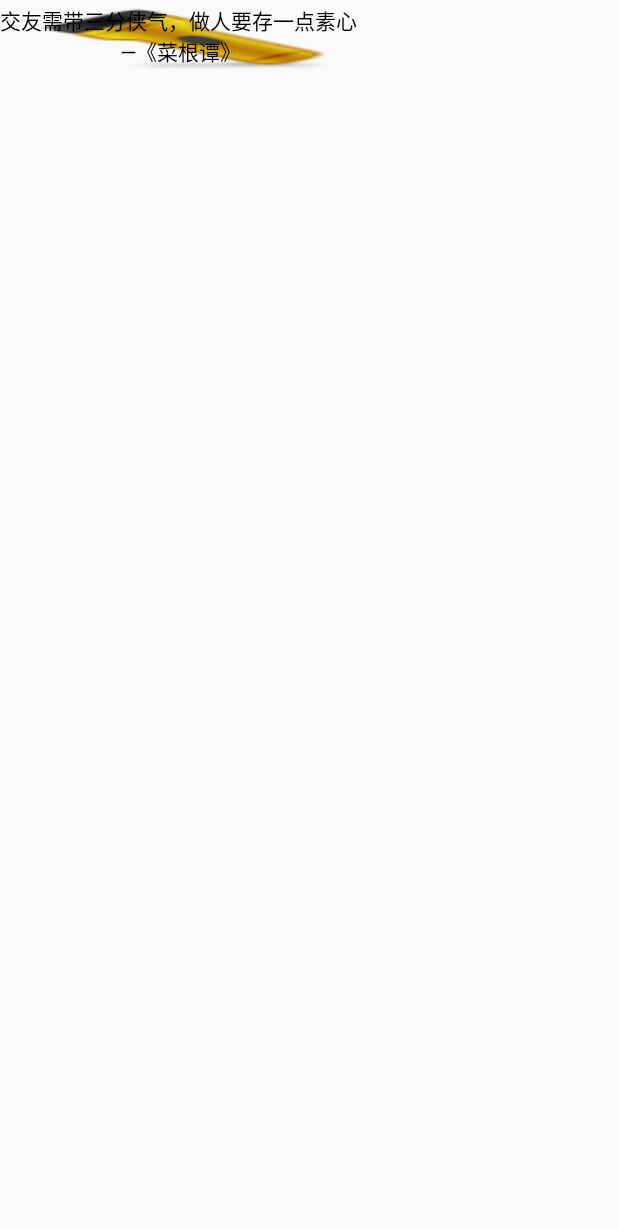
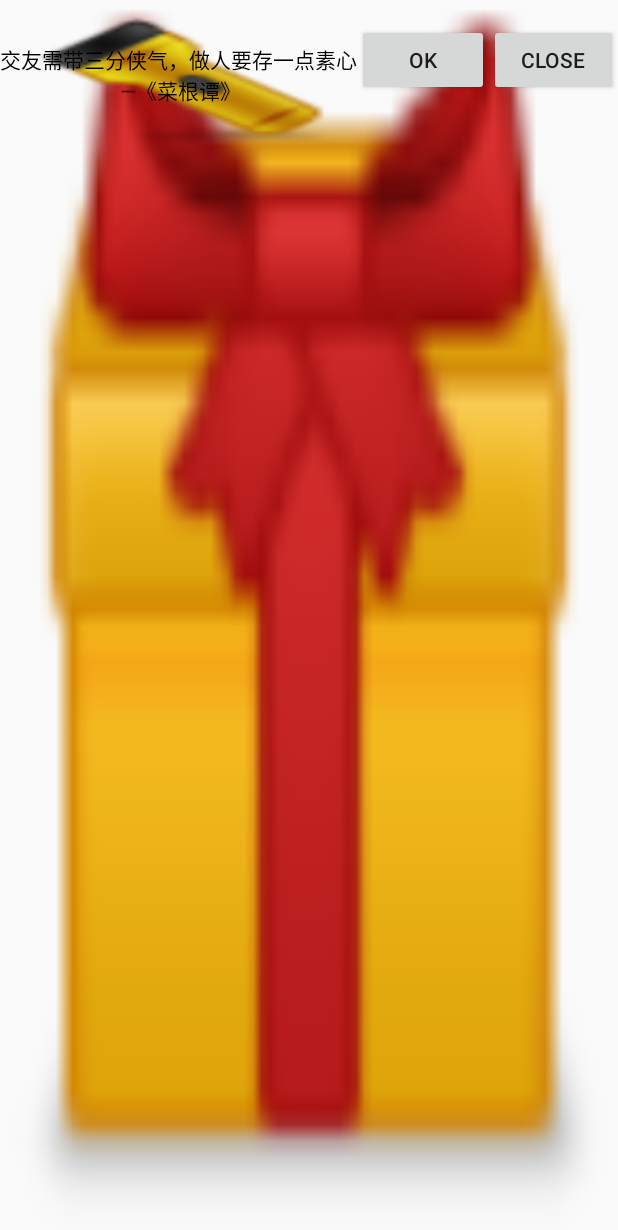
Before and after one commit to fangzhangyin/summer, an Android app: the layout pop.xml on its own in the app's theme, with its tools: preview values and no code run, on a phone screen of 412 x 824 dp. Shown: the top 1230 px of the screen. Run offline under Robolectric (Android 15) with nearby library versions, the phone set to English and light mode, and no system bars.

Commit message:
popwindow

```diff
--- a/popwindow/src/main/res/layout/activity_main.xml
+++ b/popwindow/src/main/res/layout/activity_main.xml
@@ -2,6 +2,7 @@
 <android.support.constraint.ConstraintLayout xmlns:android="http://schemas.android.com/apk/res/android"
     xmlns:app="http://schemas.android.com/apk/res-auto"
     xmlns:tools="http://schemas.android.com/tools"
+    android:id="@+id/main"
     android:layout_width="match_parent"
     android:layout_height="match_parent"
     tools:context=".MainActivity">
--- a/popwindow/src/main/res/layout/pop.xml
+++ b/popwindow/src/main/res/layout/pop.xml
@@ -1,13 +1,29 @@
 <?xml version="1.0" encoding="utf-8"?>
 <LinearLayout
-    xmlns:android="http://schemas.android.com/apk/res/android" android:layout_width="match_parent"
-    android:layout_height="match_parent">
+    xmlns:android="http://schemas.android.com/apk/res/android"
+    android:layout_width="match_parent"
+    android:layout_height="match_parent"
+    android:background="@drawable/gift"
+    >
 
         <TextView
             android:layout_width="wrap_content"
-            android:layout_height="wrap_content"
+            android:layout_height="100dp"
             android:gravity="center"
             android:text="交友需带三分侠气，做人要存一点素心\n —《菜根谭》"
             android:textColor="#000"
             android:background="@drawable/flashlight" />
+        <Button
+            android:layout_width="wrap_content"
+            android:layout_height="wrap_content"
+            android:text="ok"
+            android:id="@+id/ok"
+            />
+
+        <Button
+            android:text="close"
+            android:layout_width="wrap_content"
+            android:layout_height="wrap_content"
+            android:id="@+id/close"
+            />
 </LinearLayout>
```
Also changed, not shown: popwindow/src/main/java/com/example/popwindow/MainActivity.java (+46 -26 lines).
